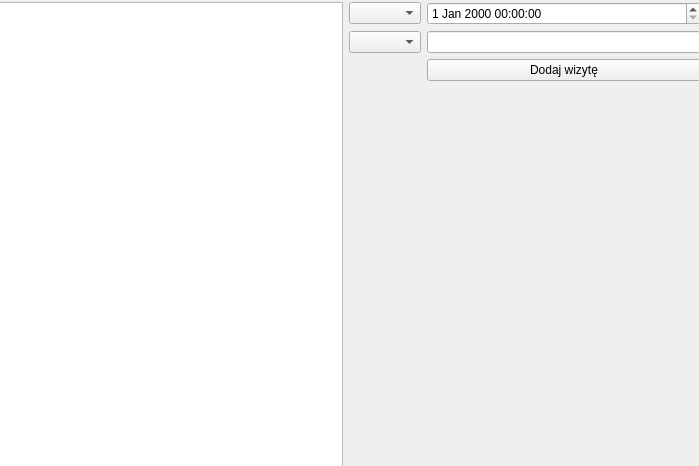
The window that appointments.ui (dash205/Projekt_Fryzjer) describes before a commit, drawn with Qt 5.
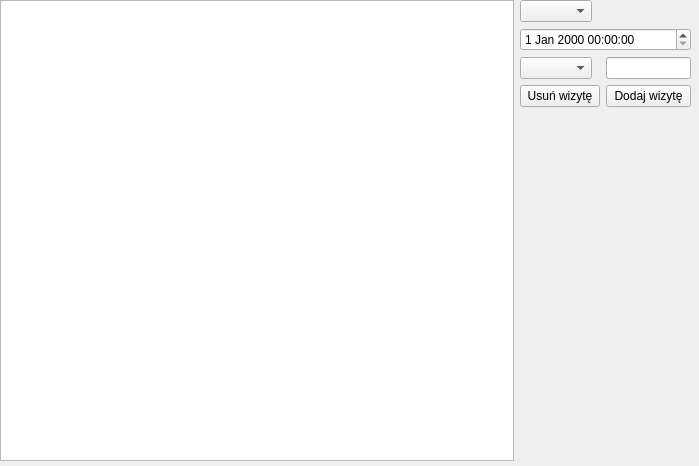
The same window after the commit.

Commit message: DELETE - deleteAppointment

```diff
--- a/appointments.ui
+++ b/appointments.ui
@@ -22,13 +22,13 @@
   <widget class="QWidget" name="horizontalLayoutWidget">
    <property name="geometry">
     <rect>
-     <x>-10</x>
-     <y>2</y>
-     <width>711</width>
-     <height>471</height>
+     <x>0</x>
+     <y>0</y>
+     <width>691</width>
+     <height>461</height>
     </rect>
    </property>
-   <layout class="QHBoxLayout" name="horizontalLayout">
+   <layout class="QHBoxLayout" name="horizontalLayout" stretch="3,1">
     <property name="sizeConstraint">
      <enum>QLayout::SizeConstraint::SetDefaultConstraint</enum>
     </property>
@@ -55,6 +55,13 @@
       <item row="1" column="1">
        <widget class="QLineEdit" name="lineEdit"/>
       </item>
+      <item row="2" column="0">
+       <widget class="QPushButton" name="btnDelete">
+        <property name="text">
+         <string>Usuń wizytę</string>
+        </property>
+       </widget>
+      </item>
       <item row="2" column="1">
        <widget class="QPushButton" name="btnAdd">
         <property name="text">
```
Left out of the diff: 6 changed lines with no effect on the pictures. The commit also changes 3 other files.
